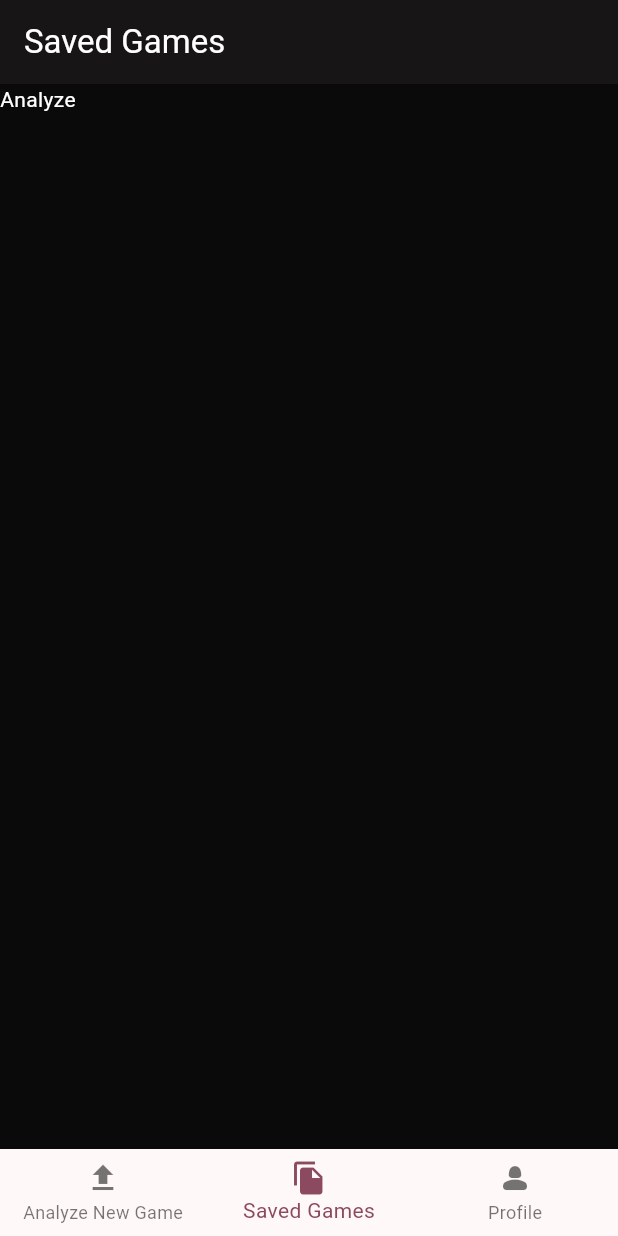
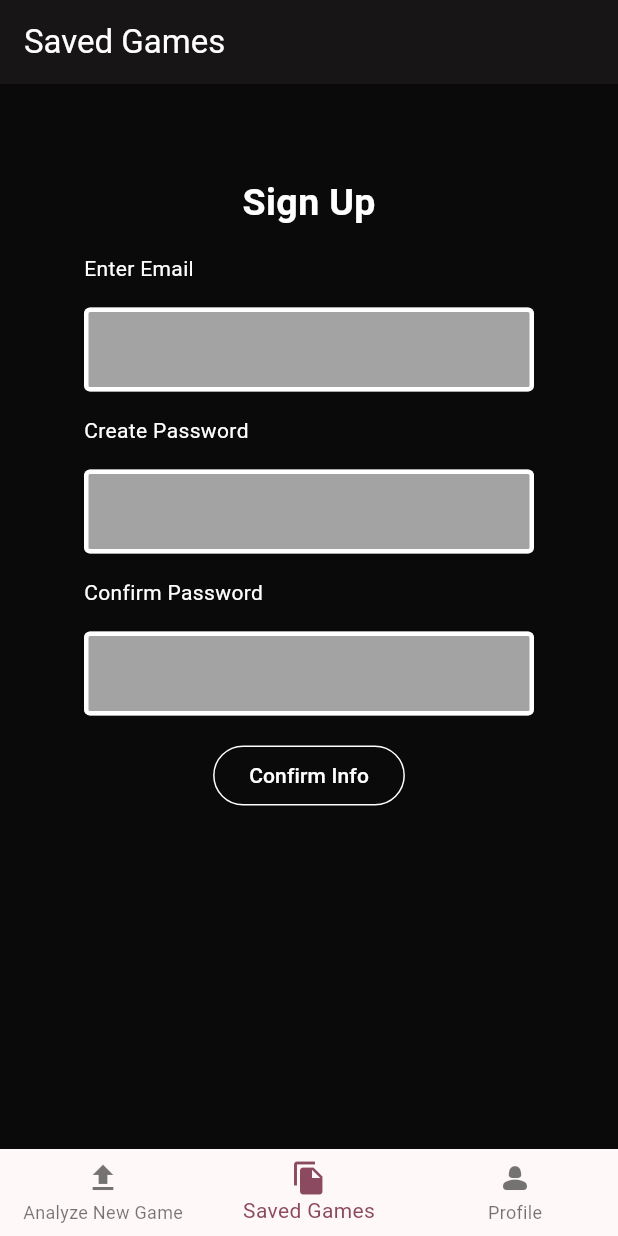
Before and after one commit to szhleon1010-jpg/chessapp, a Flutter app: the screen it shows after launch, item 2 of the bottom bar chosen, on a phone screen of 412 x 824 dp. Run offline on Flutter 3.47's test engine with Material 3 defaults, Android fonts, the phone set to English and light mode, and no system bars; our stand-ins replace firebase_auth, firebase_core; missing offline and left inert: flutter_chess_board, stockfish; accounts and stored records are empty; network calls fail.

Commit message:
added sign up

```diff
--- /dev/null
+++ b/lib/Screens/Accounts/createAccount.dart
@@ -0,0 +1,104 @@
+import 'package:firebase_core/firebase_core.dart';
+import 'package:flutter/material.dart';
+import 'package:firebase_auth/firebase_auth.dart';
+
+class CreateAccount extends StatefulWidget {
+  const CreateAccount({super.key});
+
+  @override
+  State<CreateAccount> createState() => _CreateAccountState();
+}
+
+class _CreateAccountState extends State<CreateAccount> {
+  final email_controller = TextEditingController();
+  final password_controller = TextEditingController();
+  final confirming_controller = TextEditingController();
+  Future<void> createaccount ()async {
+    String email = email_controller.text;
+    String password = password_controller.text;
+    String confirming= confirming_controller.text;
+    FirebaseAuth.instance.createUserWithEmailAndPassword(email: email, password: password);
+  }
+  @override
+  Widget build(BuildContext context) {
+    return Center(
+      child: Column(
+        spacing: 16,
+        children: [
+          SizedBox(
+            height: 45,
+          ),
+          Text("Sign Up", style: TextStyle(fontSize: 25, fontWeight: FontWeight.bold), ),
+          SizedBox(
+              width: 300,
+              child: Text("Enter Email")),
+          SizedBox(
+            width: 300,
+              child: TextField(
+                controller: email_controller,
+                decoration: InputDecoration(
+                  enabledBorder: OutlineInputBorder(
+                    borderSide: BorderSide(color: Colors.white, width: 3)
+                  ),
+                    focusedBorder: OutlineInputBorder(
+                        borderSide: BorderSide(color: Colors.white, width: 2)
+                    ),
+                    filled: true, fillColor: Color(0xffa3a3a3)
+                ),
+              )
+          ),
+          SizedBox(
+              width: 300,
+              child: Text("Create Password")),
+          SizedBox(
+              width: 300,
+              child: TextField(
+                obscureText: true,
+                controller: password_controller,
+                decoration: InputDecoration(
+                    enabledBorder: OutlineInputBorder(
+                        borderSide: BorderSide(color: Colors.white, width: 3)
+                    ),
+                    focusedBorder: OutlineInputBorder(
+                        borderSide: BorderSide(color: Colors.white, width: 2)
+                    ),
+                    filled: true, fillColor: Color(0xffa3a3a3)
+                ),
+              )
+          ),
+          SizedBox(
+            width: 300,
+              child: Text("Confirm Password")),
+          SizedBox(
+              width: 300,
+              child: TextField(
+                obscureText: true,
+                controller: confirming_controller,
+                decoration: InputDecoration(
+                    enabledBorder: OutlineInputBorder(
+                        borderSide: BorderSide(color: Colors.white, width: 3)
+                    ),
+                    focusedBorder: OutlineInputBorder(
+                        borderSide: BorderSide(color: Colors.white, width: 2)
+                    ),
+                    filled: true, fillColor: Color(0xffa3a3a3)
+                ),
+              )
+          ),
+          ElevatedButton
+            (onPressed: (){
+              createaccount();
+              Navigator.pop(context);
+
+          },
+            child: Text("Confirm Info"),style: ElevatedButton.styleFrom(
+              side: BorderSide(
+                color: Colors.white
+              )
+            ),
+          )
+        ],
+      ),
+    );
+  }
+}
--- a/lib/Screens/Home.dart
+++ b/lib/Screens/Home.dart
@@ -1,3 +1,4 @@
+import 'package:chessapp/Screens/Accounts/createAccount.dart';
 import 'package:chessapp/Screens/SavedGAmePage.dart';
 import 'package:chessapp/Screens/ProfilePage.dart';
 import 'package:chessapp/Screens/Analyzepage.dart';
@@ -14,7 +15,7 @@ class _HomeScreenState extends State<HomeScreen> {
 
   List<Widget> screens = [
     UploadPage(),
-    AnalyzePage(),
+    CreateAccount(),
     ProfilePage()
   ];
   List<String> titles = [
--- a/lib/main.dart
+++ b/lib/main.dart
@@ -1,8 +1,11 @@
 import 'package:chessapp/Screens/Home.dart';
+import 'package:firebase_core/firebase_core.dart';
 import 'package:flutter/material.dart';
 
-void main() {
-  runApp(const MyApp());
+void main() async {
+  WidgetsFlutterBinding.ensureInitialized();
+  await Firebase.initializeApp();
+  runApp(MyApp());
 }
 
 class MyApp extends StatelessWidget {
--- a/pubspec.yaml
+++ b/pubspec.yaml
@@ -34,11 +34,13 @@ dependencies:
   # The following adds the Cupertino Icons font to your application.
   # Use with the CupertinoIcons class for iOS style icons.
   cupertino_icons: ^1.0.8
-  firebase_core: ^4.1.1
+  firebase_core: ^4.2.1
   dart_openai: ^5.1.0
   flutter_chess_board: ^1.0.1
   stockfish: ^1.7.1
   http: ^1.5.0
+  firebase_auth: ^6.1.2
+  cloud_firestore: ^6.1.0
 
 dev_dependencies:
   flutter_test:
```
Also changed, not shown: pubspec.lock, 3 other files.
